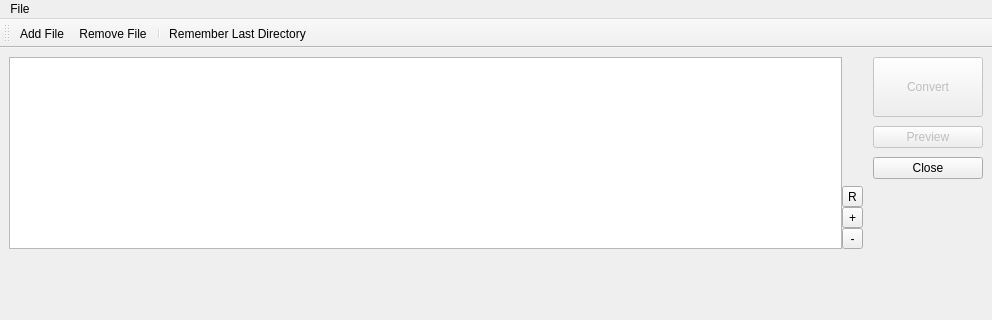
This is cfrontend2.ui in stevedorries/DFM2QT4UI as Qt 5 draws it before an edit; both pictures show x 0 to 992 and y 0 to 320 of the 992 by 564 pixel window. The edited form follows.
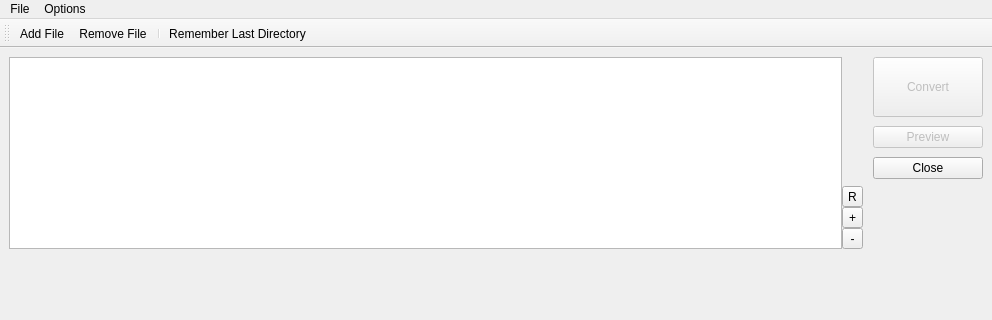
This is the edited form. Custom widgets are drawn as their Qt base class.

Commit message: Added public slot to CDfmParser class. Connected action to said slot.

Diff of the .ui file:
```diff
--- a/cfrontend2.ui
+++ b/cfrontend2.ui
@@ -252,7 +252,14 @@
     <addaction name="separator"/>
     <addaction name="actionRemember_Last_Directory"/>
    </widget>
+   <widget class="QMenu" name="menuOptions">
+    <property name="title">
+     <string>Options</string>
+    </property>
+    <addaction name="actionInclude_Binary_Data"/>
+   </widget>
    <addaction name="menuFile"/>
+   <addaction name="menuOptions"/>
   </widget>
   <widget class="QStatusBar" name="statusbar"/>
   <widget class="QToolBar" name="toolBar">
```
Left out of the diff: 74 changed lines with no effect on the pictures. The commit also changes 14 other files.
